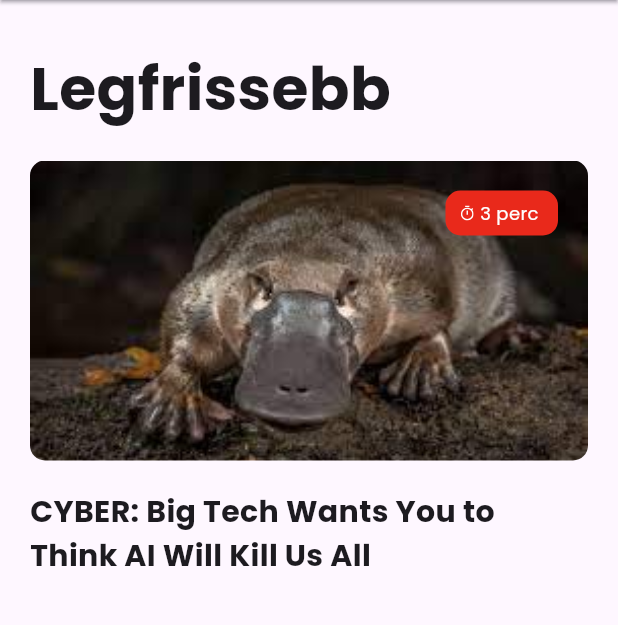
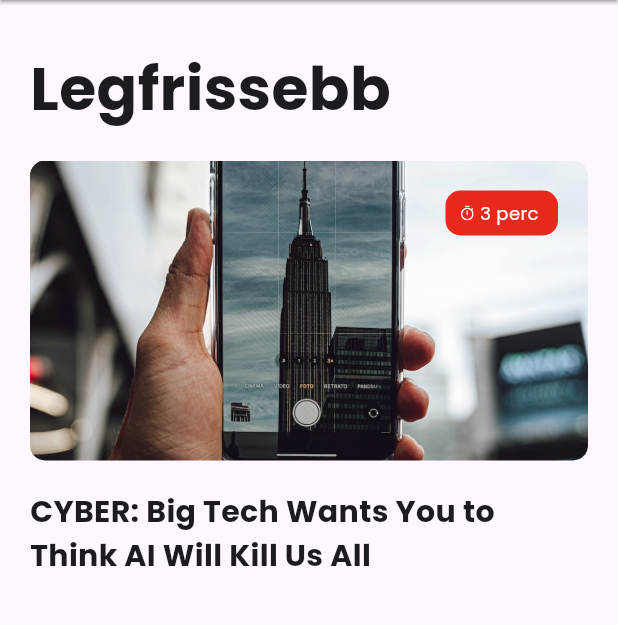
Before and after one commit to patricianagy/trial_app, a Flutter app: the screen it shows after launch, on a phone screen of 412 x 824 dp, the part 105-730 px from its top. Run offline on Flutter 3.47's test engine with Material 2 defaults, Android fonts, the phone set to English and light mode, and no system bars; our stand-ins replace flutter_riverpod, flutter_svg, google_fonts; network calls fail; statements that could not run were skipped.

Commit message:
added riverpod, created article widget

```diff
--- /dev/null
+++ b/lib/loading_states.dart
@@ -0,0 +1 @@
+enum LoadingStates { loading, loaded, error, noNetwork }
--- a/lib/main.dart
+++ b/lib/main.dart
@@ -1,8 +1,9 @@
 import 'package:flutter/material.dart';
-import 'package:trial_app/pages/dashboard.dart';
+import 'package:flutter_riverpod/flutter_riverpod.dart';
+import 'package:trial_app/pages/dashboard/dashboard.dart';
 
 void main() {
-  runApp(const MyApp());
+  runApp(ProviderScope(child: const MyApp()));
 }
 
 class MyApp extends StatelessWidget {
--- a/lib/pages/article_page.dart
+++ b/lib/pages/article_details_page.dart
@@ -2,14 +2,16 @@ import 'package:flutter/material.dart';
 import 'package:flutter_svg/flutter_svg.dart';
 import 'package:google_fonts/google_fonts.dart';
 
-class ArticlePage extends StatefulWidget {
-  const ArticlePage({super.key});
+class ArticleDetailsPage extends StatefulWidget {
+  final int id;
+
+  const ArticleDetailsPage({required this.id, super.key});
 
   @override
-  State<ArticlePage> createState() => _ArticlePageState();
+  State<ArticleDetailsPage> createState() => _ArticleDetailsPageState();
 }
 
-class _ArticlePageState extends State<ArticlePage> {
+class _ArticleDetailsPageState extends State<ArticleDetailsPage> {
   @override
   Widget build(BuildContext context) {
     return SafeArea(
@@ -26,7 +28,8 @@ class _ArticlePageState extends State<ArticlePage> {
                           width: MediaQuery.of(context).size.width,
                           decoration: const BoxDecoration(
                               image: DecorationImage(
-                                image: AssetImage("assets/images/platypus.jpg"),
+                                image:
+                                    AssetImage("assets/images/placeholder.png"),
                                 fit: BoxFit.cover,
                               ),
                               borderRadius:
--- a/lib/pages/dashboard.dart
+++ /dev/null
@@ -1,117 +0,0 @@
-import 'package:flutter/material.dart';
-import 'package:flutter_svg/flutter_svg.dart';
-import 'package:google_fonts/google_fonts.dart';
-import 'package:trial_app/pages/article_page.dart';
-
-class DashboardPage extends StatefulWidget {
-  const DashboardPage({super.key});
-
-  @override
-  State<DashboardPage> createState() => _DashboardPageState();
-}
-
-class _DashboardPageState extends State<DashboardPage> {
-  @override
-  Widget build(BuildContext context) {
-    return SafeArea(
-        child: Scaffold(
-      appBar: AppBar(
-        toolbarHeight: 70,
-        backgroundColor: Colors.white,
-        elevation: 1.0,
-        shadowColor: const Color(0xff000029),
-        leading: Padding(
-          padding: const EdgeInsets.all(17),
-          child: SvgPicture.asset(
-            'assets/images/p_logo.svg',
-          ),
-        ),
-        centerTitle: true,
-        title: Text('Blog',
-            style: GoogleFonts.poppins(
-                textStyle: const TextStyle(
-                    fontSize: 20, fontWeight: FontWeight.bold))),
-        actions: [
-          Padding(
-            padding: const EdgeInsets.all(15),
-            child: SvgPicture.asset('assets/images/menu.svg',
-                height: 10, width: 15, fit: BoxFit.scaleDown),
-          )
-        ],
-      ),
-      body: Column(
-        mainAxisAlignment: MainAxisAlignment.start,
-        crossAxisAlignment: CrossAxisAlignment.start,
-        children: <Widget>[
-          Padding(
-            padding:
-                const EdgeInsets.only(left: 20, right: 20, top: 30, bottom: 20),
-            child: Text('Legfrissebb',
-                style: GoogleFonts.poppins(
-                    textStyle: const TextStyle(
-                        fontSize: 40, fontWeight: FontWeight.bold))),
-          ),
-          Padding(
-              padding: const EdgeInsets.only(right: 20, left: 20, bottom: 20),
-              child: GestureDetector(
-                onTap: () {
-                  Navigator.of(context).push(
-                    MaterialPageRoute(
-                      builder: (context) => const ArticlePage(),
-                    ),
-                  );
-                },
-                child: Column(
-                  children: [
-                    Container(
-                        padding: const EdgeInsets.all(20),
-                        height: 200,
-                        width: MediaQuery.of(context).size.width,
-                        decoration: const BoxDecoration(
-                            image: DecorationImage(
-                              image: AssetImage("assets/images/platypus.jpg"),
-                              fit: BoxFit.cover,
-                            ),
-                            borderRadius:
-                                BorderRadius.all(Radius.circular(10))),
-                        child: Align(
-                          alignment: Alignment.topRight,
-                          child: Container(
-                            padding: const EdgeInsets.symmetric(horizontal: 10),
-                            height: 30,
-                            width: 75,
-                            decoration: const BoxDecoration(
-                                color: Color(0xffE9291B),
-                                borderRadius:
-                                    BorderRadius.all(Radius.circular(10))),
-                            child: Row(
-                              children: [
-                                SvgPicture.asset('assets/images/timer.svg',
-                                    height: 10,
-                                    width: 9,
-                                    fit: BoxFit.scaleDown),
-                                const SizedBox(width: 4),
-                                Text('3 perc',
-                                    style: GoogleFonts.poppins(
-                                        textStyle: const TextStyle(
-                                            fontSize: 12, color: Colors.white)))
-                              ],
-                            ),
-                          ),
-                        )),
-                    const SizedBox(
-                      height: 20,
-                    ),
-                    Text(
-                        'CYBER: Big Tech Wants You to Think AI Will Kill Us All',
-                        style: GoogleFonts.poppins(
-                            textStyle: const TextStyle(
-                                fontSize: 20, fontWeight: FontWeight.bold))),
-                  ],
-                ),
-              )),
-        ],
-      ),
-    ));
-  }
-}
--- /dev/null
+++ b/lib/pages/dashboard/dashboard.dart
@@ -0,0 +1,80 @@
+import 'package:flutter/material.dart';
+import 'package:flutter_riverpod/flutter_riverpod.dart';
+import 'package:flutter_svg/flutter_svg.dart';
+import 'package:google_fonts/google_fonts.dart';
+import 'package:trial_app/loading_states.dart';
+import 'package:trial_app/pages/article_details_page.dart';
+import 'package:trial_app/pages/dashboard/dashboard_viewmodel.dart';
+import 'package:trial_app/widgets/article_widget.dart';
+
+class DashboardPage extends StatefulWidget {
+  const DashboardPage({super.key});
+
+  @override
+  State<DashboardPage> createState() => _DashboardPageState();
+}
+
+class _DashboardPageState extends State<DashboardPage> {
+  final viewProvider =
+      AutoDisposeStateNotifierProvider<DashboardViewModel, LoadingStates>(
+    (ref) => DashboardViewModel(LoadingStates.loading, ref),
+  );
+
+  @override
+  Widget build(BuildContext context) {
+    return Consumer(builder: (context, ref, child) {
+      final viewModel = ref.read(viewProvider.notifier);
+      final state = ref.watch(viewProvider);
+
+      return SafeArea(
+          child: Scaffold(
+        appBar: AppBar(
+          toolbarHeight: 70,
+          backgroundColor: Colors.white,
+          elevation: 1.0,
+          shadowColor: const Color(0xff000029),
+          leading: Padding(
+            padding: const EdgeInsets.all(17),
+            child: SvgPicture.asset(
+              'assets/images/p_logo.svg',
+            ),
+          ),
+          centerTitle: true,
+          title: Text('Blog',
+              style: GoogleFonts.poppins(
+                  textStyle: const TextStyle(
+                      fontSize: 20, fontWeight: FontWeight.bold))),
+          actions: [
+            Padding(
+              padding: const EdgeInsets.all(15),
+              child: SvgPicture.asset('assets/images/menu.svg',
+                  height: 10, width: 15, fit: BoxFit.scaleDown),
+            )
+          ],
+        ),
+        body: Column(
+          mainAxisAlignment: MainAxisAlignment.start,
+          crossAxisAlignment: CrossAxisAlignment.start,
+          children: <Widget>[
+            Padding(
+              padding: const EdgeInsets.only(
+                  left: 20, right: 20, top: 30, bottom: 20),
+              child: Text('Legfrissebb',
+                  style: GoogleFonts.poppins(
+                      textStyle: const TextStyle(
+                          fontSize: 40, fontWeight: FontWeight.bold))),
+            ),
+            const Padding(
+                padding: EdgeInsets.only(right: 20, left: 20, bottom: 20),
+                child: Article(
+                    picture: 'assets/images/placeholder.png',
+                    title:
+                        'CYBER: Big Tech Wants You to Think AI Will Kill Us All',
+                    readingTime: '3',
+                    id: 0)),
+          ],
+        ),
+      ));
+    });
+  }
+}
--- /dev/null
+++ b/lib/pages/dashboard/dashboard_viewmodel.dart
@@ -0,0 +1,19 @@
+import 'package:flutter_riverpod/flutter_riverpod.dart';
+import 'package:trial_app/loading_states.dart';
+import 'package:trial_app/services/services.dart';
+
+class DashboardViewModel extends StateNotifier<LoadingStates> {
+  final Ref ref;
+
+  DashboardViewModel(LoadingStates state, this.ref) : super(state) {
+    init();
+  }
+
+  Future<void> init() async {
+    state = LoadingStates.loading;
+    print("ztuz");
+    await ref.read(Services.api).getToken();
+
+    state = LoadingStates.loaded;
+  }
+}
--- /dev/null
+++ b/lib/services/api_service.dart
@@ -0,0 +1,22 @@
+import 'package:flutter/material.dart';
+import 'package:flutter_riverpod/flutter_riverpod.dart';
+import 'package:http/http.dart' as http;
+
+class ApiService extends ChangeNotifier {
+  Ref ref;
+  ApiService(this.ref);
+
+  String baseUrl = 'https://trial.peakbit.tech/';
+
+  Future<void> getToken() async {
+    final uri = Uri.parse('$baseUrl/api/token/generate/ANDROID)');
+    final response = await http.get(uri);
+    print(response.body);
+  }
+
+  Future<void> fetchArticles() async {
+    final uri = Uri.parse('${baseUrl}api/articles/list)');
+    final response = await http.get(uri);
+    print(response.body);
+  }
+}
--- /dev/null
+++ b/lib/services/services.dart
@@ -0,0 +1,8 @@
+import 'package:flutter/material.dart';
+import 'package:flutter_riverpod/flutter_riverpod.dart';
+import 'package:trial_app/services/api_service.dart';
+
+class Services {
+  static final ChangeNotifierProvider<ApiService> api =
+      ChangeNotifierProvider<ApiService>((ref) => ApiService(ref));
+}
--- /dev/null
+++ b/lib/widgets/article_widget.dart
@@ -0,0 +1,75 @@
+import 'package:flutter/material.dart';
+import 'package:flutter_svg/flutter_svg.dart';
+import 'package:google_fonts/google_fonts.dart';
+import 'package:trial_app/pages/article_details_page.dart';
+
+class Article extends StatelessWidget {
+  final String picture;
+  final String title;
+  final String readingTime;
+  final int id;
+
+  const Article({
+    Key? key,
+    required this.picture,
+    required this.title,
+    required this.readingTime,
+    required this.id,
+  }) : super(key: key);
+
+  @override
+  Widget build(BuildContext context) {
+    return GestureDetector(
+      onTap: () {
+        Navigator.of(context).push(
+          MaterialPageRoute(
+            builder: (context) => ArticleDetailsPage(id: id),
+          ),
+        );
+      },
+      child: Column(
+        children: [
+          Container(
+              padding: const EdgeInsets.all(20),
+              height: 200,
+              width: MediaQuery.of(context).size.width,
+              decoration: BoxDecoration(
+                  image: DecorationImage(
+                    image: AssetImage(picture),
+                    fit: BoxFit.cover,
+                  ),
+                  borderRadius: const BorderRadius.all(Radius.circular(10))),
+              child: Align(
+                alignment: Alignment.topRight,
+                child: Container(
+                  padding: const EdgeInsets.symmetric(horizontal: 10),
+                  height: 30,
+                  width: 75,
+                  decoration: const BoxDecoration(
+                      color: Color(0xffE9291B),
+                      borderRadius: BorderRadius.all(Radius.circular(10))),
+                  child: Row(
+                    children: [
+                      SvgPicture.asset('assets/images/timer.svg',
+                          height: 10, width: 9, fit: BoxFit.scaleDown),
+                      const SizedBox(width: 4),
+                      Text('$readingTime perc',
+                          style: GoogleFonts.poppins(
+                              textStyle: const TextStyle(
+                                  fontSize: 12, color: Colors.white)))
+                    ],
+                  ),
+                ),
+              )),
+          const SizedBox(
+            height: 20,
+          ),
+          Text(title,
+              style: GoogleFonts.poppins(
+                  textStyle: const TextStyle(
+                      fontSize: 20, fontWeight: FontWeight.bold))),
+        ],
+      ),
+    );
+  }
+}
--- a/pubspec.yaml
+++ b/pubspec.yaml
@@ -36,6 +36,8 @@ dependencies:
   cupertino_icons: ^1.0.2
   flutter_svg: ^2.0.7
   google_fonts: ^6.1.0
+  http: ^1.1.0
+  flutter_riverpod: ^2.4.3
 
 dev_dependencies:
   flutter_test:
```
Also changed, not shown: assets/images/placeholder.png (added), assets/images/platypus.jpg (deleted), pubspec.lock.
